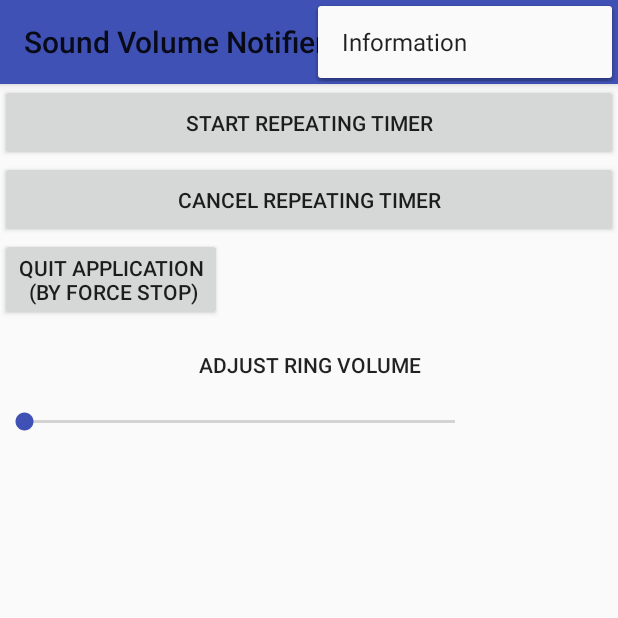
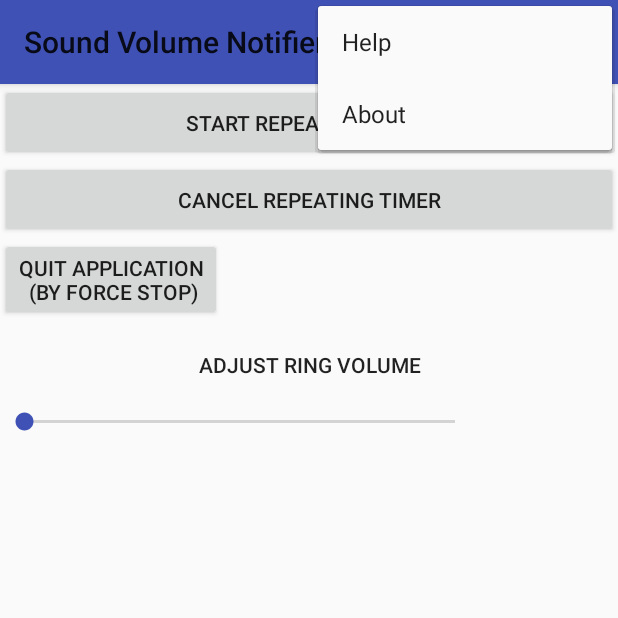
Before and after one commit to dyura/SoundVolumeNotify, an Android app: the screen it shows after launch (SoundVolumeActivity), with the options menu open, on a phone screen of 412 x 824 dp, the top half of it. Run offline under Robolectric (Android 15) with nearby library versions, the phone set to English and light mode, and no system bars.

```diff
--- a/app/src/main/java/soundvolume/my/soundvolumenotify/SoundVolumeActivity.java
+++ b/app/src/main/java/soundvolume/my/soundvolumenotify/SoundVolumeActivity.java
@@ -42,9 +42,9 @@ public class SoundVolumeActivity extends AppCompatActivity {
         super.onCreate(savedInstanceState);
         setContentView(R.layout.activity_sound_volume);
         checkSounds = new AlarmManagerBroadcastReceiver();
-        Toolbar myToolbar = (Toolbar) findViewById(R.id.my_toolbar);
+        Toolbar myToolbar = findViewById(R.id.my_toolbar);
         setSupportActionBar(myToolbar);
-        seekBar=(SeekBar)findViewById(R.id.seekBar);
+        seekBar=findViewById(R.id.seekBar);
         seekBar.setOnSeekBarChangeListener(new mySeekBarListener());
 
         context = this.getApplicationContext();
@@ -59,11 +59,11 @@ public class SoundVolumeActivity extends AppCompatActivity {
     @Override
     public boolean onOptionsItemSelected(MenuItem item) {
         switch (item.getItemId()) {
-            case R.id.display_info:
-                Toast.makeText(context, "show info...", Toast.LENGTH_LONG).show();
+            case R.id.display_help:
+//                Toast.makeText(context, "show info...", Toast.LENGTH_LONG).show();
                 AlertDialog alertDialog = new AlertDialog.Builder(SoundVolumeActivity.this).create();
-                alertDialog.setTitle("What is this app for:");
-                alertDialog.setMessage(getString(R.string.info));
+                alertDialog.setTitle("Help");
+                alertDialog.setMessage(getString(R.string.help));
                 alertDialog.setButton(AlertDialog.BUTTON_NEUTRAL, "OK",
                         new DialogInterface.OnClickListener() {
                             public void onClick(DialogInterface dialog, int which) {
@@ -97,7 +97,7 @@ public class SoundVolumeActivity extends AppCompatActivity {
    {
        AlarmManager am=(AlarmManager)context.getSystemService(Context.ALARM_SERVICE);
        Intent intent = new Intent(context, AlarmManagerBroadcastReceiver.class);
-       intent.putExtra("name","main".toString());
+       intent.putExtra("name","main");
        intent.putExtra(ONE_TIME, Boolean.FALSE);
        PendingIntent pi = PendingIntent.getBroadcast(context, 0, intent, 0);
        am.setRepeating(AlarmManager.RTC_WAKEUP, System.currentTimeMillis(), 1000 * 60 , pi);
--- a/app/src/main/res/menu/menu_layout.xml
+++ b/app/src/main/res/menu/menu_layout.xml
@@ -2,7 +2,10 @@
 <menu xmlns:android="http://schemas.android.com/apk/res/android"
     xmlns:SoundVolumeNotify="http://schemas.android.com/tools">
         <!-- display info-->
-        <item android:id="@+id/display_info"
-            android:title="@string/display_info"
+        <item android:id="@+id/display_help"
+            android:title="@string/display_help"
+            />
+        <item android:id="@+id/display_about"
+            android:title="@string/display_about"
             />
 </menu>
--- a/app/src/main/res/values/strings.xml
+++ b/app/src/main/res/values/strings.xml
@@ -3,9 +3,10 @@
     <string name="menu_settings">Settings</string>
     <string name="btCancel">Cancel Repeating Timer</string>
     <string name="btStart">Start Repeating Timer</string>
-    <string name="display_info">Information</string>
+    <string name="display_help">Help</string>
+    <string name="display_about">About</string>
     <string name="quit_application_by_force_stop">Quit application\n (by Force Stop)</string>
-    <string name="info">Application info:\n
+    <string name="help">Application info:\n
         The application creates a notification diplaying the volume level of Ring, Alarm, and Media.\n
         Volumes are being checked every minute. The icon displays Ring:Alarm volumes. When Media volume is low, the separator changes to  _\n
         There are 4 options:\n
```
